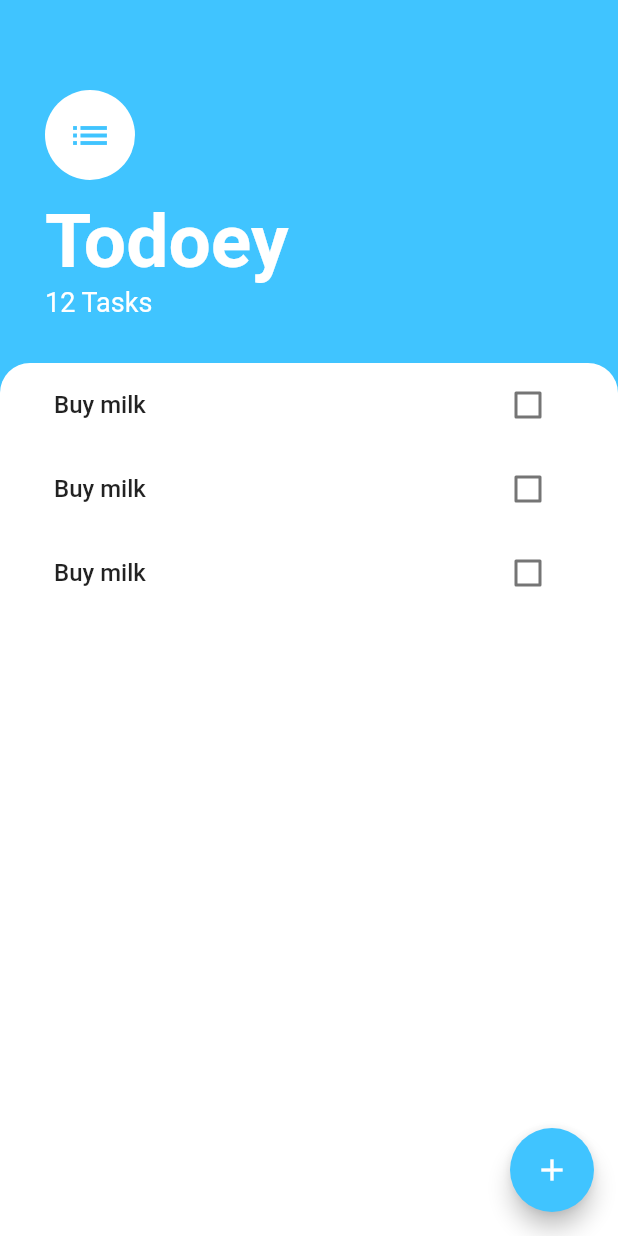
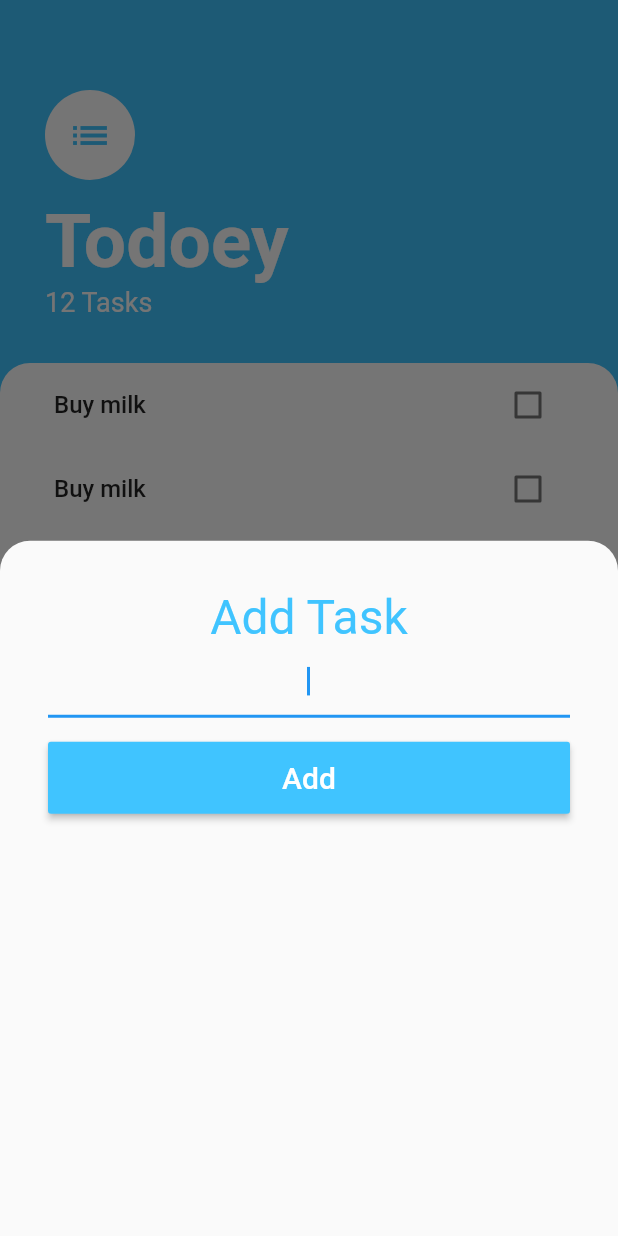
Before and after one commit to BrunoM24/todoey_flutter, a Flutter app: the screen it shows after launch, after a tap on the "add" icon, on a phone screen of 412 x 824 dp. Run offline on Flutter 3.47's test engine with Material 2 defaults, Android fonts, the phone set to English and light mode, and no system bars.

Commit message:
Added the AddTask ModalBottomSheet

```diff
--- /dev/null
+++ b/lib/screens/add_task_sheet.dart
@@ -0,0 +1,39 @@
+import 'package:flutter/material.dart';
+
+class AddTaskSheet extends StatelessWidget {
+  const AddTaskSheet({Key? key}) : super(key: key);
+
+  @override
+  Widget build(BuildContext context) {
+    String task = '';
+
+    return Padding(
+      padding: const EdgeInsets.all(32.0),
+      child: Column(
+        crossAxisAlignment: CrossAxisAlignment.stretch,
+        children: [
+          const Text(
+            'Add Task',
+            textAlign: TextAlign.center,
+            style: TextStyle(color: Colors.lightBlueAccent, fontSize: 32),
+          ),
+          const TextField(
+            autofocus: true,
+            textAlign: TextAlign.center,
+          ),
+          const SizedBox(height: 16),
+          MaterialButton(
+              color: Colors.lightBlueAccent,
+              height: 48,
+              onPressed: () {
+                print(task);
+              },
+              child: const Text(
+                "Add",
+                style: TextStyle(color: Colors.white, fontSize: 20),
+              ))
+        ],
+      ),
+    );
+  }
+}
--- a/lib/screens/tasks_screen.dart
+++ b/lib/screens/tasks_screen.dart
@@ -1,5 +1,6 @@
 import 'package:flutter/material.dart';
-import 'package:todoey_flutter/screens/widgets/tasks_list.dart';
+import 'package:todoey_flutter/screens/add_task_sheet.dart';
+import 'package:todoey_flutter/widgets/tasks_list.dart';
 
 class TasksScreen extends StatelessWidget {
   const TasksScreen({Key? key}) : super(key: key);
@@ -9,7 +10,15 @@ class TasksScreen extends StatelessWidget {
     return Scaffold(
       backgroundColor: Colors.lightBlueAccent,
       floatingActionButton: FloatingActionButton(
-        onPressed: () {},
+        onPressed: () {
+          showModalBottomSheet(
+            context: context,
+            shape: const RoundedRectangleBorder(
+              borderRadius: BorderRadius.vertical(top: Radius.circular(20)),
+            ),
+            builder: (context) => const AddTaskSheet(),
+          );
+        },
         backgroundColor: Colors.lightBlueAccent,
         child: const Icon(Icons.add),
       ),
--- a/lib/screens/widgets/tasks_list.dart
+++ b/lib/widgets/tasks_list.dart
@@ -1,5 +1,5 @@
 import 'package:flutter/material.dart';
-import 'package:todoey_flutter/screens/widgets/task_tile.dart';
+import 'package:todoey_flutter/widgets/task_tile.dart';
 
 class TaskList extends StatelessWidget {
   const TaskList({
```
Also changed, not shown: lib/widgets/task_tile.dart (renamed from lib/screens/widgets/task_tile.dart).
